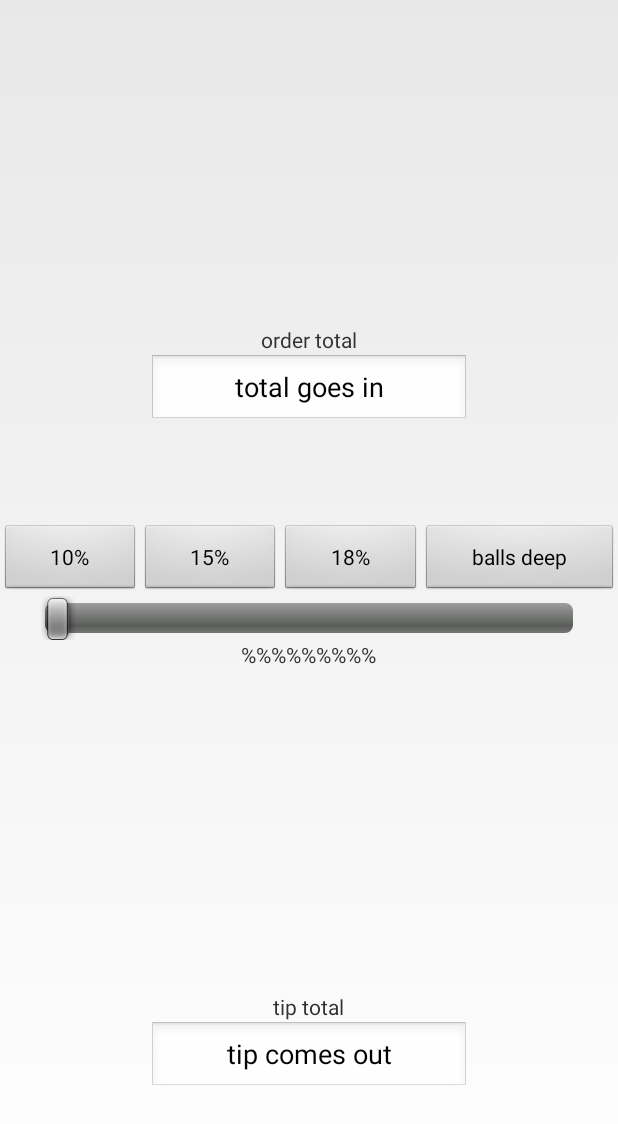
After one commit to mfukano/JustTheTip, an Android app: the layout activity_payment.xml on its own in the app's theme, with its tools: preview values and no code run, on a phone screen of 412 x 824 dp. The commit adds this screen. Shown: the top 1124 px of the screen. Run offline under Robolectric (Android 15) with nearby library versions, the phone set to English and light mode, and no system bars.

Commit message:
Initial payment stuff done; deleted Venmo files and need to add slider logic

```diff
--- a/app/build.gradle
+++ b/app/build.gradle
@@ -21,8 +21,12 @@ android {
 
 dependencies {
     compile fileTree(dir: 'libs', include: ['*.jar'])
+<<<<<<< Updated upstream
     compile 'com.android.support:appcompat-v7:22.1.1'
     compile 'org.json:json:20141113'
+=======
+    compile 'com.android.support:appcompat-v7:22.0.0'
+>>>>>>> Stashed changes
     compile 'com.googlecode.json-simple:json-simple:1.1.1'
     compile files('libs/core-3.2.0.jar')
     compile 'com.google.zxing:core:3.2.0'
--- a/app/src/main/AndroidManifest.xml
+++ b/app/src/main/AndroidManifest.xml
@@ -1,6 +1,7 @@
 <?xml version="1.0" encoding="utf-8"?>
 <manifest xmlns:android="http://schemas.android.com/apk/res/android"
     package="xyz.skylar.justthetip" >
+    <uses-permission android:name="android.permission.INTERNET" />
 
     <application android:allowBackup="true"
         android:label="@string/app_name"
@@ -14,10 +15,6 @@
                 <category android:name="android.intent.category.LAUNCHER" />
             </intent-filter>
         </activity>
-        <activity android:name=".VenmoWebViewActivity"
-            android:label="Venmo View">
-
-        </activity>
     </application>
 
     <uses-permission android:name="android.permission.INTERNET"/>
--- a/app/src/main/java/xyz/skylar/justthetip/SlidingTabsFragment.java
+++ b/app/src/main/java/xyz/skylar/justthetip/SlidingTabsFragment.java
@@ -2,7 +2,6 @@ package xyz.skylar.justthetip;
 
 import android.content.Intent;
 import android.graphics.Bitmap;
-import android.media.Image;
 import android.os.Bundle;
 import android.support.v4.app.Fragment;
 import android.support.v4.view.PagerAdapter;
@@ -20,12 +19,10 @@ import com.google.zxing.WriterException;
 import com.google.zxing.integration.android.IntentIntegrator;
 import com.google.zxing.integration.android.IntentResult;
 
-import xyz.skylar.justthetip.SlidingTabsLayout;
-
 /**
  * Created by Skylar on 5/28/2015.
  */
-public class SlidingTabsFragment  extends Fragment {
+public class SlidingTabsFragment extends Fragment {
 
     static final String LOG_TAG = "SlidingTabsFragment";
 
--- /dev/null
+++ b/app/src/main/res/layout/activity_payment.xml
@@ -0,0 +1,123 @@
+<?xml version="1.0" encoding="utf-8"?>
+<RelativeLayout
+    xmlns:android="http://schemas.android.com/apk/res/android"
+    android:orientation="vertical"
+    android:layout_width="match_parent"
+    android:layout_height="match_parent"
+    android:id="@+id/sample_main_layout">
+
+    <FrameLayout
+        android:id="@+id/sample_content_fragment"
+        android:layout_weight="2"
+        android:layout_width="match_parent"
+        android:layout_height="0px" >
+    </FrameLayout>
+
+
+    <LinearLayout
+        android:id="@+id/LinearLayout02"
+        android:layout_height="wrap_content"
+        android:layout_width="fill_parent"
+        android:layout_alignParentBottom="false"
+        android:baselineAligned="false"
+        android:layout_alignParentTop="false"
+        android:layout_above="@+id/seekBar"
+        android:layout_alignWithParentIfMissing="false">
+        <Button
+            android:layout_width="wrap_content"
+            android:layout_height="wrap_content"
+            android:text="10%"
+            android:id="@+id/button"
+            android:layout_weight="1"
+            style="?android:attr/borderlessButtonStyle"/>
+
+        <Button
+            android:layout_width="wrap_content"
+            android:layout_height="wrap_content"
+            android:text="15%"
+            android:id="@+id/button2"
+            android:layout_weight="1"
+            style="?android:attr/borderlessButtonStyle"/>
+
+        <Button
+            android:layout_width="wrap_content"
+            android:layout_height="wrap_content"
+            android:text="18%"
+            android:id="@+id/button3"
+            android:layout_weight="1"
+            style="?android:attr/borderlessButtonStyle"/>
+
+        <Button
+            android:layout_width="wrap_content"
+            android:layout_height="wrap_content"
+            android:text="balls deep"
+            android:id="@+id/button4"
+            android:layout_weight="1"
+            style="?android:attr/borderlessButtonStyle"/>
+    </LinearLayout>
+    <SeekBar
+        android:layout_width="201dp"
+        android:layout_height="wrap_content"
+        android:id="@+id/seekBar"
+        android:layout_gravity="center"
+        android:layout_centerVertical="true"
+        android:layout_alignParentRight="true"
+        android:layout_alignParentEnd="true"
+        android:layout_alignParentLeft="true"
+        android:layout_alignParentStart="true"
+        android:paddingLeft="30dp"
+        android:paddingRight="30dp" />
+
+    <TextView
+        android:layout_width="wrap_content"
+        android:layout_height="wrap_content"
+        android:textAppearance="?android:attr/textAppearanceSmall"
+        android:text="order total"
+        android:id="@+id/textView"
+        android:layout_above="@+id/totalInput"
+        android:layout_centerHorizontal="true" />
+
+    <EditText
+        android:layout_width="wrap_content"
+        android:layout_height="wrap_content"
+        android:inputType="numberDecimal"
+        android:ems="10"
+        android:id="@+id/totalInput"
+        android:gravity="center"
+        android:text="total goes in"
+        android:layout_marginBottom="65dp"
+        android:layout_above="@+id/LinearLayout02"
+        android:layout_alignLeft="@+id/editText2"
+        android:layout_alignStart="@+id/editText2" />
+
+    <EditText
+        android:layout_width="wrap_content"
+        android:layout_height="wrap_content"
+        android:inputType="numberDecimal"
+        android:ems="10"
+        android:id="@+id/editText2"
+        android:gravity="center"
+        android:text="tip comes out"
+        android:layout_marginBottom="95dp"
+        android:layout_alignParentBottom="true"
+        android:layout_centerHorizontal="true" />
+
+    <TextView
+        android:layout_width="wrap_content"
+        android:layout_height="wrap_content"
+        android:textAppearance="?android:attr/textAppearanceSmall"
+        android:text="tip total"
+        android:id="@+id/textView2"
+        android:layout_above="@+id/editText2"
+        android:layout_centerHorizontal="true" />
+
+    <TextView
+        android:layout_width="wrap_content"
+        android:layout_height="wrap_content"
+        android:textAppearance="?android:attr/textAppearanceSmall"
+        android:id="@+id/tipView"
+        android:layout_below="@+id/seekBar"
+        android:layout_centerHorizontal="true"
+        android:text="%%%%%%%%%" />
+
+</RelativeLayout>
```
Also changed, not shown: app/src/main/java/xyz/skylar/justthetip/PayConfigFragment.java (added, +9 -0 lines), app/src/main/java/xyz/skylar/justthetip/VenmoLibrary.java (deleted, +0 -201 lines), app/src/main/java/xyz/skylar/justthetip/VenmoWebViewActivity.java (deleted, +0 -98 lines), 2 other files.
